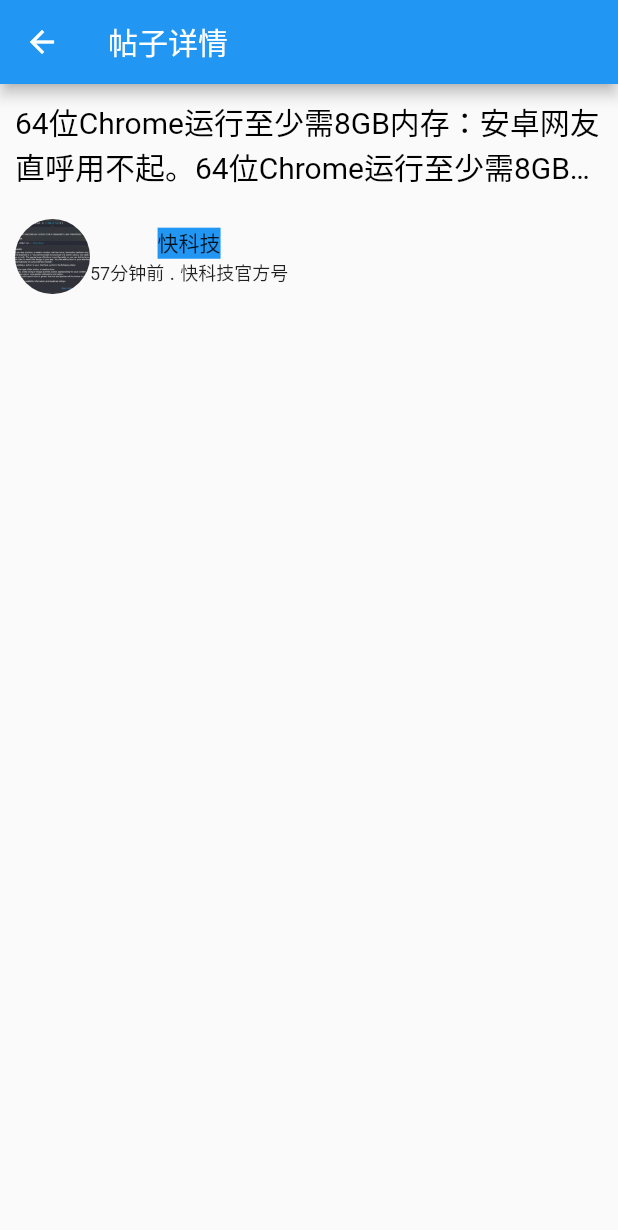
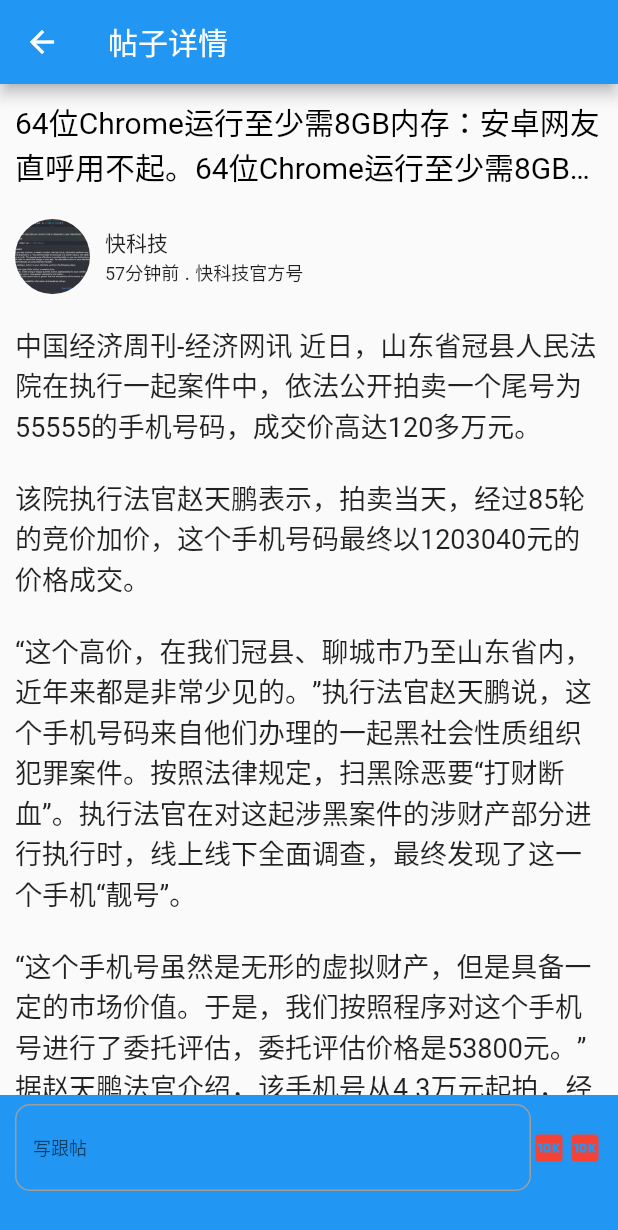
Before and after one commit to CaryZheng/swiftmic_news_flutter, a Flutter app: the ArticleDetailPageView screen opened directly, on a phone screen of 412 x 824 dp. Shown: the top 1230 px of the screen. Run offline on Flutter 3.47's test engine with Material 2 defaults, Android fonts, the phone set to English and light mode, and no system bars; our stand-ins replace pull_to_refresh.

Commit message:
Update detail

```diff
--- a/lib/article/ArticleDetailPageView.dart
+++ b/lib/article/ArticleDetailPageView.dart
@@ -1,13 +1,22 @@
 import 'package:flutter/material.dart';
 
 class ArticleDetailPageView extends StatelessWidget {
-  @override
-  Widget build(BuildContext context) {
-    return Scaffold(
-        appBar: AppBar(
-          title: Text("帖子详情"),
-        ),
-        body: Column(
+  final String sampleText = """
+中国经济周刊-经济网讯 近日，山东省冠县人民法院在执行一起案件中，依法公开拍卖一个尾号为55555的手机号码，成交价高达120多万元。
+
+该院执行法官赵天鹏表示，拍卖当天，经过85轮的竞价加价，这个手机号码最终以1203040元的价格成交。
+
+“这个高价，在我们冠县、聊城市乃至山东省内，近年来都是非常少见的。”执行法官赵天鹏说，这个手机号码来自他们办理的一起黑社会性质组织犯罪案件。按照法律规定，扫黑除恶要“打财断血”。执行法官在对这起涉黑案件的涉财产部分进行执行时，线上线下全面调查，最终发现了这一个手机“靓号”。
+
+“这个手机号虽然是无形的虚拟财产，但是具备一定的市场价值。于是，我们按照程序对这个手机号进行了委托评估，委托评估价格是53800元。”据赵天鹏法官介绍，该手机号从4.3万元起拍，经过一天的激烈竞价，最终被冠县当地的一名男士以120余万元的价格拍得，超出了评估价的22倍。
+
+目前，竞买人已经按照公告时间将手机号的价款全部打入法院账户。按照法律规定，这个手机号的拍卖款项将依法上缴国库。目前，该院正积极协助竞买人办理手机号的相关过户手续。
+
+对此，有网友说，“这尾号听上去有点委屈…… ”也有网友表示，千万别买这种号码，以前就有个看起来不错的号码，结果天天被骚扰，一天十几个电话，人都快炸了；还有网友发出质疑，“这号好吗？跟哭似的……”
+  """;
+
+  Widget getBodyContentView() {
+    return Column(
       children: [
         Container(
           padding: EdgeInsets.all(10),
@@ -31,17 +40,19 @@
                 ),
               ),
               Column(
+                crossAxisAlignment: CrossAxisAlignment.start,
                 children: [
                   Container(
                     child: Text(
                       "快科技",
                       style: TextStyle(
                         fontSize: 14,
-                            backgroundColor: Colors.blue,
                       ),
                     ),
+                    margin: EdgeInsets.fromLTRB(10, 0, 0, 0),
                   ),
-                      Row(
+                  Container(
+                    child: Row(
                       children: [
                         Text(
                           "57分钟前",
@@ -53,13 +64,81 @@
                           style: TextStyle(fontSize: 12),
                         ),
                       ],
-                      )
+                    ),
+                    margin: EdgeInsets.fromLTRB(10, 0, 0, 0),
+                  ),
                 ],
-                  )
+              ),
             ],
           ),
         ),
+        Container(
+            child: Text(
+              sampleText,
+              style: TextStyle(
+                fontSize: 18,
+              ),
+            ),
+            margin: EdgeInsets.all(10)),
       ],
-        ));
+    );
+  }
+
+  @override
+  Widget build(BuildContext context) {
+    return Scaffold(
+      appBar: AppBar(
+        title: Text("帖子详情"),
+      ),
+      body: Column(
+        children: [
+          Expanded(
+            flex: 1,
+            child: SingleChildScrollView(
+              scrollDirection: Axis.vertical,
+              child: getBodyContentView(),
+            ),
+          ),
+          Container(
+            color: Colors.blue,
+            child: Row(
+              children: [
+                Expanded(
+                  child: TextField(
+                    style: TextStyle(
+                      fontSize: 12,
+                    ),
+                    decoration: InputDecoration(
+                      hintText: "写跟帖",
+                      enabledBorder: OutlineInputBorder(
+                        borderSide: BorderSide(color: Colors.grey),
+                        borderRadius: BorderRadius.all(
+                          Radius.circular(10.0),
+                        ),
+                      ),
+                    ),
+                  ),
+                ),
+                Text(
+                  "\uE000",
+                  style: TextStyle(
+                      fontFamily: "MaterialIcons",
+                      fontSize: 24,
+                      color: Colors.red),
+                ),
+                Text(
+                  "\uE000",
+                  style: TextStyle(
+                      fontFamily: "MaterialIcons",
+                      fontSize: 24,
+                      color: Colors.red),
+                ),
+              ],
+            ),
+            padding: EdgeInsets.fromLTRB(10, 6, 10, 30),
+          ),
+        ],
+      ),
+    );
   }
 }
```
Lines whose indentation alone changed are shown as unchanged.
